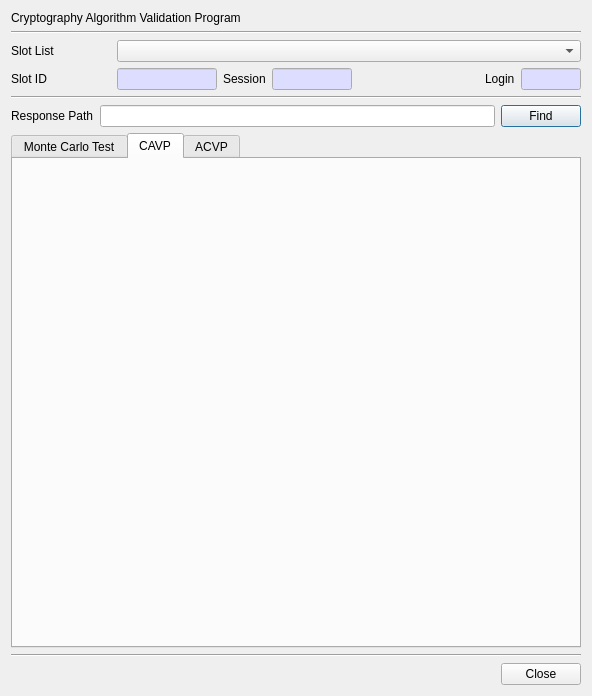
Before: the Qt Designer form CryptokiMan/cavp_dlg.ui in jykim74/CryptokiMan, drawn with Qt 5.
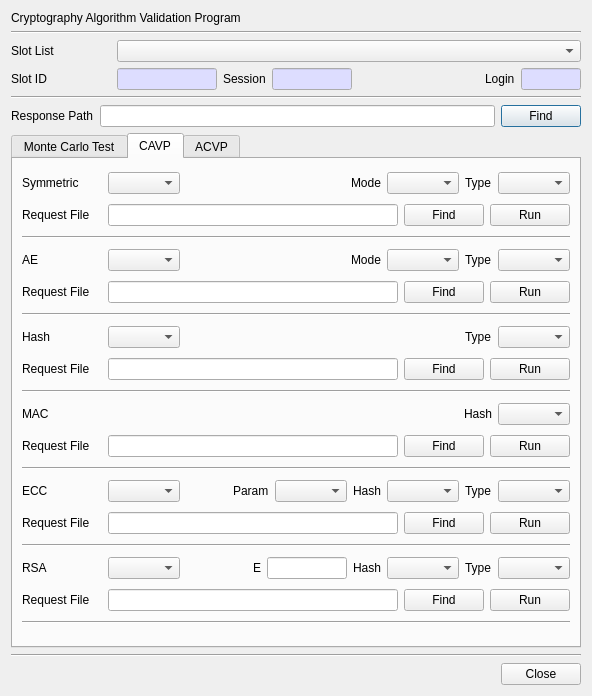
After: the same form once the commit is applied. The open tabs and pages were chosen to show the change.

Commit message: CAVP UI 작업중

Diff of the .ui file:
```diff
--- a/CryptokiMan/cavp_dlg.ui
+++ b/CryptokiMan/cavp_dlg.ui
@@ -1300,6 +1300,576 @@
       <attribute name="title">
        <string>CAVP</string>
       </attribute>
+      <layout class="QVBoxLayout" name="verticalLayout_4">
+       <item>
+        <layout class="QGridLayout" name="gridLayout_19">
+         <item row="0" column="3">
+          <widget class="QLabel" name="label_36">
+           <property name="text">
+            <string>Mode</string>
+           </property>
+          </widget>
+         </item>
+         <item row="0" column="6">
+          <widget class="QComboBox" name="mSymTypeCombo"/>
+         </item>
+         <item row="0" column="0">
+          <widget class="QLabel" name="label_35">
+           <property name="minimumSize">
+            <size>
+             <width>80</width>
+             <height>0</height>
+            </size>
+           </property>
+           <property name="text">
+            <string>Symmetric</string>
+           </property>
+          </widget>
+         </item>
+         <item row="0" column="4">
+          <widget class="QComboBox" name="mSymModeCombo"/>
+         </item>
+         <item row="0" column="1">
+          <widget class="QComboBox" name="mSymAlgCombo"/>
+         </item>
+         <item row="0" column="5">
+          <widget class="QLabel" name="label_37">
+           <property name="text">
+            <string>Type</string>
+           </property>
+          </widget>
+         </item>
+         <item row="0" column="2">
+          <spacer name="horizontalSpacer_11">
+           <property name="orientation">
+            <enum>Qt::Horizontal</enum>
+           </property>
+           <property name="sizeHint" stdset="0">
+            <size>
+             <width>40</width>
+             <height>20</height>
+            </size>
+           </property>
+          </spacer>
+         </item>
+        </layout>
+       </item>
+       <item>
+        <layout class="QGridLayout" name="gridLayout_20">
+         <item row="0" column="2">
+          <widget class="QPushButton" name="mSymFindBtn">
+           <property name="text">
+            <string>Find</string>
+           </property>
+          </widget>
+         </item>
+         <item row="0" column="0">
+          <widget class="QLabel" name="label_38">
+           <property name="minimumSize">
+            <size>
+             <width>80</width>
+             <height>0</height>
+            </size>
+           </property>
+           <property name="text">
+            <string>Request File</string>
+           </property>
+          </widget>
+         </item>
+         <item row="0" column="1">
+          <widget class="QLineEdit" name="mSymReqPathText"/>
+         </item>
+         <item row="0" column="3">
+          <widget class="QPushButton" name="mSymRunBtn">
+           <property name="text">
+            <string>Run</string>
+           </property>
+          </widget>
+         </item>
+        </layout>
+       </item>
+       <item>
+        <widget class="Line" name="line_12">
+         <property name="orientation">
+          <enum>Qt::Horizontal</enum>
+         </property>
+        </widget>
+       </item>
+       <item>
+        <layout class="QGridLayout" name="gridLayout_29">
+         <item row="0" column="4">
+          <widget class="QComboBox" name="mAEModeCombo"/>
+         </item>
+         <item row="0" column="1">
+          <widget class="QComboBox" name="mAEAlgCombo"/>
+         </item>
+         <item row="0" column="5">
+          <widget class="QLabel" name="label_57">
+           <property name="text">
+            <string>Type</string>
+           </property>
+          </widget>
+         </item>
+         <item row="0" column="6">
+          <widget class="QComboBox" name="mAETypeCombo"/>
+         </item>
+         <item row="0" column="3">
+          <widget class="QLabel" name="label_56">
+           <property name="text">
+            <string>Mode</string>
+           </property>
+          </widget>
+         </item>
+         <item row="0" column="0">
+          <widget class="QLabel" name="label_55">
+           <property name="minimumSize">
+            <size>
+             <width>80</width>
+             <height>0</height>
+            </size>
+           </property>
+           <property name="text">
+            <string>AE</string>
+           </property>
+          </widget>
+         </item>
+         <item row="0" column="2">
+          <spacer name="horizontalSpacer_16">
+           <property name="orientation">
+            <enum>Qt::Horizontal</enum>
+           </property>
+           <property name="sizeHint" stdset="0">
+            <size>
+             <width>40</width>
+             <height>20</height>
+            </size>
+           </property>
+          </spacer>
+         </item>
+        </layout>
+       </item>
+       <item>
+        <layout class="QGridLayout" name="gridLayout_30">
+         <item row="0" column="0">
+          <widget class="QLabel" name="label_58">
+           <property name="minimumSize">
+            <size>
+             <width>80</width>
+             <height>0</height>
+            </size>
+           </property>
+           <property name="text">
+            <string>Request File</string>
+           </property>
+          </widget>
+         </item>
+         <item row="0" column="2">
+          <widget class="QPushButton" name="mAEFindBtn">
+           <property name="text">
+            <string>Find</string>
+           </property>
+          </widget>
+         </item>
+         <item row="0" column="1">
+          <widget class="QLineEdit" name="mAEReqPathText"/>
+         </item>
+         <item row="0" column="3">
+          <widget class="QPushButton" name="mAERunBtn">
+           <property name="text">
+            <string>Run</string>
+           </property>
+          </widget>
+         </item>
+        </layout>
+       </item>
+       <item>
+        <widget class="Line" name="line_17">
+         <property name="orientation">
+          <enum>Qt::Horizontal</enum>
+         </property>
+        </widget>
+       </item>
+       <item>
+        <layout class="QGridLayout" name="gridLayout_21">
+         <item row="0" column="0">
+          <widget class="QLabel" name="label_39">
+           <property name="minimumSize">
+            <size>
+             <width>80</width>
+             <height>0</height>
+            </size>
+           </property>
+           <property name="text">
+            <string>Hash</string>
+           </property>
+          </widget>
+         </item>
+         <item row="0" column="4">
+          <widget class="QComboBox" name="mHashTypeCombo"/>
+         </item>
+         <item row="0" column="1">
+          <widget class="QComboBox" name="mHashAlgCombo"/>
+         </item>
+         <item row="0" column="3">
+          <widget class="QLabel" name="label_40">
+           <property name="text">
+            <string>Type</string>
+           </property>
+          </widget>
+         </item>
+         <item row="0" column="2">
+          <spacer name="horizontalSpacer_12">
+           <property name="orientation">
+            <enum>Qt::Horizontal</enum>
+           </property>
+           <property name="sizeHint" stdset="0">
+            <size>
+             <width>40</width>
+             <height>20</height>
+            </size>
+           </property>
+          </spacer>
+         </item>
+        </layout>
+       </item>
+       <item>
+        <layout class="QGridLayout" name="gridLayout_22">
+         <item row="0" column="2">
+          <widget class="QPushButton" name="mHashFindBtn">
+           <property name="text">
+            <string>Find</string>
+           </property>
+          </widget>
+         </item>
+         <item row="0" column="0">
+          <widget class="QLabel" name="label_41">
+           <property name="minimumSize">
+            <size>
+             <width>80</width>
+             <height>0</height>
+            </size>
+           </property>
+           <property name="text">
+            <string>Request File</string>
+           </property>
+          </widget>
+         </item>
+         <item row="0" column="1">
+          <widget class="QLineEdit" name="mHashReqPathText"/>
+         </item>
+         <item row="0" column="3">
+          <widget class="QPushButton" name="mHashRunBtn">
+           <property name="text">
+            <string>Run</string>
+           </property>
+          </widget>
+         </item>
+        </layout>
+       </item>
+       <item>
+        <widget class="Line" name="line_13">
+         <property name="orientation">
+          <enum>Qt::Horizontal</enum>
+         </property>
+        </widget>
+       </item>
+       <item>
+        <layout class="QGridLayout" name="gridLayout_27">
+         <item row="0" column="0">
+          <widget class="QLabel" name="label_52">
+           <property name="minimumSize">
+            <size>
+             <width>80</width>
+             <height>0</height>
+            </size>
+           </property>
+           <property name="text">
+            <string>MAC</string>
+           </property>
+          </widget>
+         </item>
+         <item row="0" column="3">
+          <widget class="QComboBox" name="mMACHashCombo"/>
+         </item>
+         <item row="0" column="2">
+          <widget class="QLabel" name="label_53">
+           <property name="text">
+            <string>Hash</string>
+           </property>
+          </widget>
+         </item>
+         <item row="0" column="1">
+          <spacer name="horizontalSpacer_13">
+           <property name="orientation">
+            <enum>Qt::Horizontal</enum>
+           </property>
+           <property name="sizeHint" stdset="0">
+            <size>
+             <width>40</width>
+             <height>20</height>
+            </size>
+           </property>
+          </spacer>
+         </item>
+        </layout>
+       </item>
+       <item>
+        <layout class="QGridLayout" name="gridLayout_28">
+         <item row="0" column="1">
+          <widget class="QLineEdit" name="mMACReqPathText"/>
+         </item>
+         <item row="0" column="2">
+          <widget class="QPushButton" name="mMACFindBtn">
+           <property name="text">
+            <string>Find</string>
+           </property>
+          </widget>
+         </item>
+         <item row="0" column="0">
+          <widget class="QLabel" name="label_54">
+           <property name="minimumSize">
+            <size>
+             <width>80</width>
+             <height>0</height>
+            </size>
+           </property>
+           <property name="text">
+            <string>Request File</string>
+           </property>
+          </widget>
+         </item>
+         <item row="0" column="3">
+          <widget class="QPushButton" name="mMACRunBtn">
+           <property name="text">
+            <string>Run</string>
+           </property>
+          </widget>
+         </item>
+        </layout>
+       </item>
+       <item>
+        <widget class="Line" name="line_15">
+         <property name="orientation">
+          <enum>Qt::Horizontal</enum>
+         </property>
+        </widget>
+       </item>
+       <item>
+        <layout class="QGridLayout" name="gridLayout_23">
+         <item row="0" column="7">
+          <widget class="QLabel" name="label_45">
+           <property name="text">
+            <string>Type</string>
+           </property>
+          </widget>
+         </item>
+         <item row="0" column="0">
+          <widget class="QLabel" name="label_42">
+           <property name="minimumSize">
+            <size>
+             <width>80</width>
+             <height>0</height>
+            </size>
+           </property>
+           <property name="text">
+            <string>ECC</string>
+           </property>
+          </widget>
+         </item>
+         <item row="0" column="5">
+          <widget class="QLabel" name="label_44">
+           <property name="text">
+            <string>Hash</string>
+           </property>
+          </widget>
+         </item>
+         <item row="0" column="6">
+          <widget class="QComboBox" name="mECCHashCombo"/>
+         </item>
+         <item row="0" column="8">
+          <widget class="QComboBox" name="mECCTypeCombo"/>
+         </item>
+         <item row="0" column="3">
+          <widget class="QLabel" name="label_43">
+           <property name="text">
+            <string>Param</string>
+           </property>
+          </widget>
+         </item>
+         <item row="0" column="1">
+          <widget class="QComboBox" name="mECCAlgCombo"/>
+         </item>
+         <item row="0" column="4">
+          <widget class="QComboBox" name="mECCParamCombo"/>
+         </item>
+         <item row="0" column="2">
+          <spacer name="horizontalSpacer_14">
+           <property name="orientation">
+            <enum>Qt::Horizontal</enum>
+           </property>
+           <property name="sizeHint" stdset="0">
+            <size>
+             <width>40</width>
+             <height>20</height>
+            </size>
+           </property>
+          </spacer>
+         </item>
+        </layout>
+       </item>
+       <item>
+        <layout class="QGridLayout" name="gridLayout_24">
+         <item row="0" column="1">
+          <widget class="QLineEdit" name="mECCReqPathText"/>
+         </item>
+         <item row="0" column="0">
+          <widget class="QLabel" name="label_46">
+           <property name="minimumSize">
+            <size>
+             <width>80</width>
+             <height>0</height>
+            </size>
+           </property>
+           <property name="text">
+            <string>Request File</string>
+           </property>
+          </widget>
+         </item>
+         <item row="0" column="2">
+          <widget class="QPushButton" name="mECCFindBtn">
+           <property name="text">
+            <string>Find</string>
+           </property>
+          </widget>
+         </item>
+         <item row="0" column="3">
+          <widget class="QPushButton" name="mECCRunBtn">
+           <property name="text">
+            <string>Run</string>
+           </property>
+          </widget>
+         </item>
+        </layout>
+       </item>
+       <item>
+        <widget class="Line" name="line_14">
+         <property name="orientation">
+          <enum>Qt::Horizontal</enum>
+         </property>
+        </widget>
+       </item>
+       <item>
+        <layout class="QGridLayout" name="gridLayout_25">
+         <item row="0" column="6">
+          <widget class="QComboBox" name="mRSAHashCombo"/>
+         </item>
+         <item row="0" column="7">
+          <widget class="QLabel" name="label_50">
+           <property name="text">
+            <string>Type</string>
+           </property>
+          </widget>
+         </item>
+         <item row="0" column="0">
+          <widget class="QLabel" name="label_47">
+           <property name="minimumSize">
+            <size>
+             <width>80</width>
+             <height>0</height>
+            </size>
+           </property>
+           <property name="text">
+            <string>RSA</string>
+           </property>
+          </widget>
+         </item>
+         <item row="0" column="1">
+          <widget class="QComboBox" name="mRSAAlgCombo"/>
+         </item>
+         <item row="0" column="8">
+          <widget class="QComboBox" name="mRSATypeCombo"/>
+         </item>
+         <item row="0" column="3">
+          <widget class="QLabel" name="label_48">
+           <property name="text">
+            <string>E</string>
+           </property>
+          </widget>
+         </item>
+         <item row="0" column="5">
+          <widget class="QLabel" name="label_49">
+           <property name="text">
+            <string>Hash</string>
+           </property>
+          </widget>
+         </item>
+         <item row="0" column="4">
+          <widget class="QLineEdit" name="mRSA_EText">
+           <property name="maximumSize">
+            <size>
+             <width>80</width>
+             <height>16777215</height>
+            </size>
+           </property>
+          </widget>
+         </item>
+         <item row="0" column="2">
+          <spacer name="horizontalSpacer_15">
+           <property name="orientation">
+            <enum>Qt::Horizontal</enum>
+           </property>
+           <property name="sizeHint" stdset="0">
+            <size>
+             <width>40</width>
+             <height>20</height>
+            </size>
+           </property>
+          </spacer>
+         </item>
+        </layout>
+       </item>
+       <item>
+        <layout class="QGridLayout" name="gridLayout_26">
+         <item row="0" column="0">
+          <widget class="QLabel" name="label_51">
+           <property name="minimumSize">
+            <size>
+             <width>80</width>
+             <height>0</height>
+            </size>
+           </property>
+           <property name="text">
+            <string>Request File</string>
+           </property>
+          </widget>
+         </item>
+         <item row="0" column="2">
+          <widget class="QPushButton" name="mRSAFindBtn">
+           <property name="text">
+            <string>Find</string>
+           </property>
+          </widget>
+         </item>
+         <item row="0" column="1">
+          <widget class="QLineEdit" name="mRSAReqPathText"/>
+         </item>
+         <item row="0" column="3">
+          <widget class="QPushButton" name="mRSARunBtn">
+           <property name="text">
+            <string>Run</string>
+           </property>
+          </widget>
+         </item>
+        </layout>
+       </item>
+       <item>
+        <widget class="Line" name="line_16">
+         <property name="orientation">
+          <enum>Qt::Horizontal</enum>
+         </property>
+        </widget>
+       </item>
+      </layout>
      </widget>
      <widget class="QWidget" name="tab_2">
       <attribute name="title">
```
Left out of the diff: 26 changed lines with no effect on the pictures. The commit also changes 7 other files.
